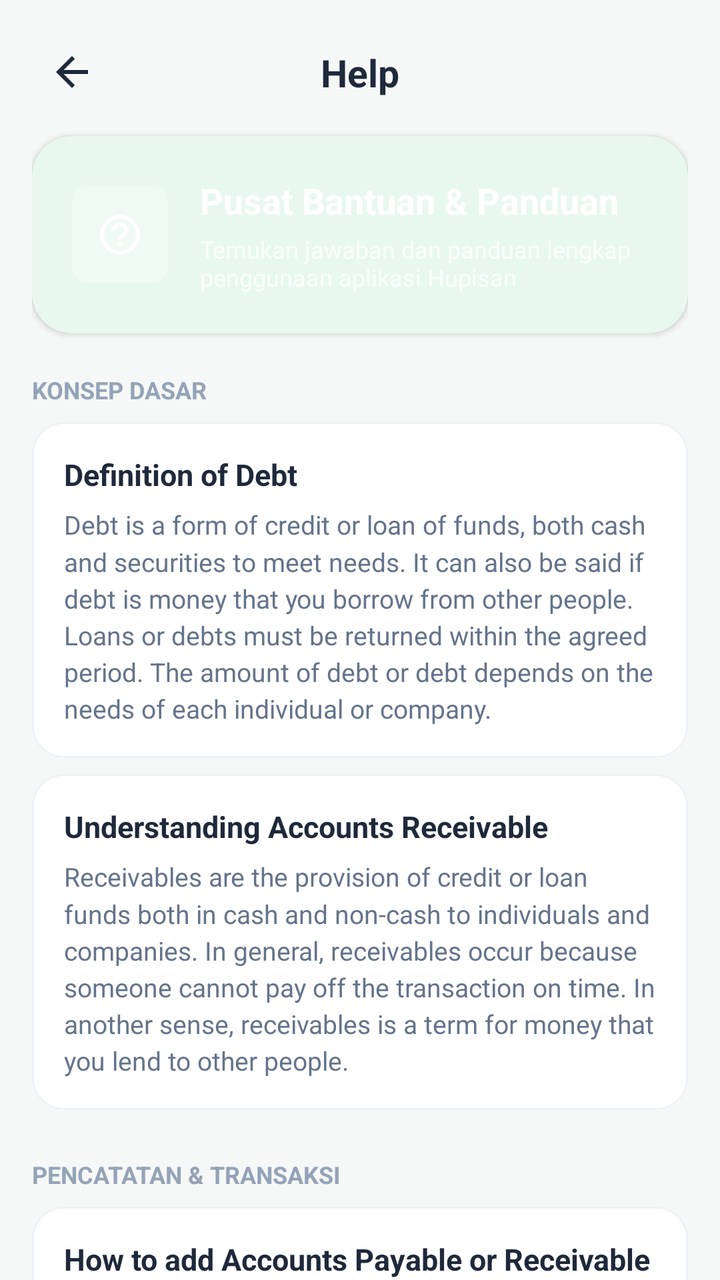
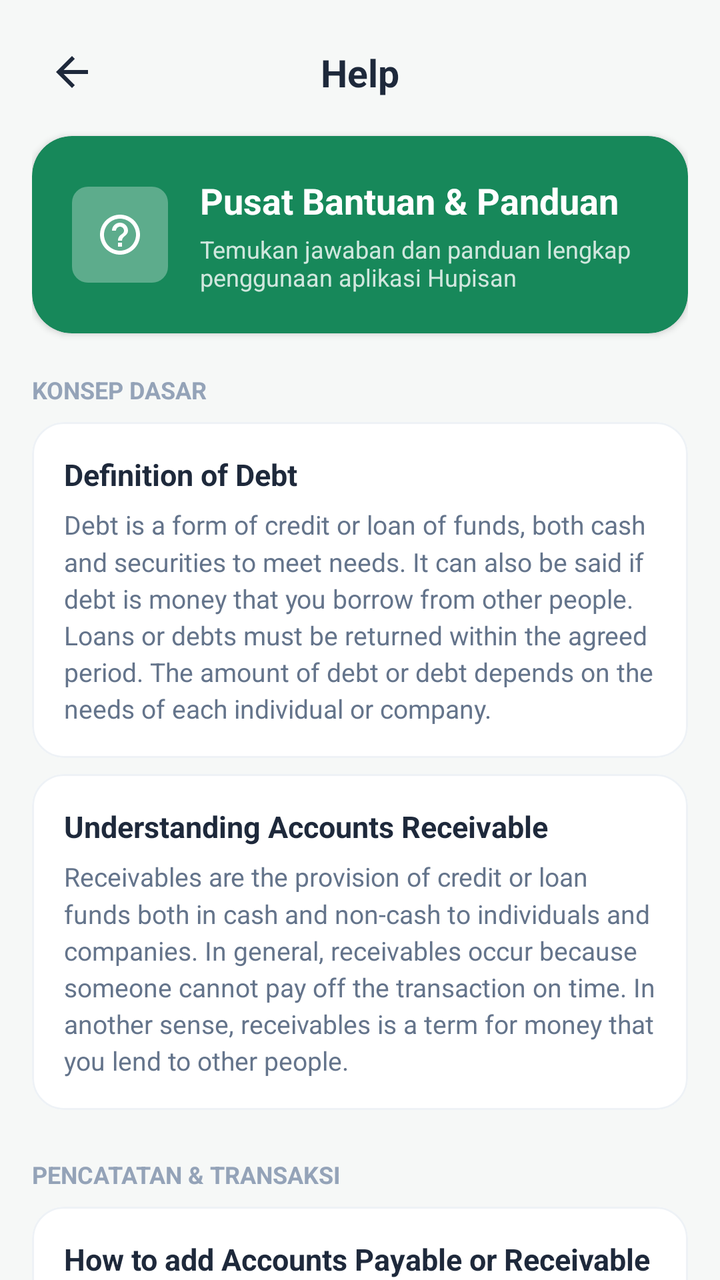

Two renders of the same Android screen: before a commit and after it. Below are the layout's source before the change and the commit's diff.
<!-- AndroidManifest.xml: application theme Theme.HHHH -->
<!-- res/layout/activity_bantuan.xml -->
<?xml version="1.0" encoding="utf-8"?>
<androidx.core.widget.NestedScrollView xmlns:android="http://schemas.android.com/apk/res/android"
    xmlns:app="http://schemas.android.com/apk/res-auto"
    xmlns:tools="http://schemas.android.com/tools"
    android:layout_width="match_parent"
    android:layout_height="match_parent"
    android:background="@color/hupisan_page_bg"
    android:clipToPadding="false"
    android:fillViewport="true"
    android:paddingBottom="32dp"
    tools:context=".view.bantuan.BantuanActivity">

    <LinearLayout
        android:layout_width="match_parent"
        android:layout_height="wrap_content"
        android:orientation="vertical"
        android:paddingStart="16dp"
        android:paddingTop="16dp"
        android:paddingEnd="16dp">

        
        <androidx.constraintlayout.widget.ConstraintLayout
            android:id="@+id/custom_toolbar"
            android:layout_width="match_parent"
            android:layout_height="wrap_content"
            android:paddingBottom="12dp">

            <FrameLayout
                android:id="@+id/btn_back"
                android:layout_width="40dp"
                android:layout_height="40dp"
                android:background="?attr/selectableItemBackgroundBorderless"
                android:clickable="true"
                android:focusable="true"
                app:layout_constraintBottom_toBottomOf="parent"
                app:layout_constraintStart_toStartOf="parent"
                app:layout_constraintTop_toTopOf="parent">

                <ImageView
                    android:layout_width="24dp"
                    android:layout_height="24dp"
                    android:layout_gravity="center"
                    android:src="@drawable/ic_baseline_arrow_back_24"
                    app:tint="@color/hupisan_text_primary" />
            </FrameLayout>

            <TextView
                android:id="@+id/tv_toolbar_title"
                android:layout_width="wrap_content"
                android:layout_height="wrap_content"
                android:fontFamily="sans-serif-bold"
                android:text="@string/bantuan"
                android:textColor="@color/hupisan_text_primary"
                android:textSize="19sp"
                android:textStyle="bold"
                app:layout_constraintBottom_toBottomOf="parent"
                app:layout_constraintEnd_toEndOf="parent"
                app:layout_constraintStart_toStartOf="parent"
                app:layout_constraintTop_toTopOf="parent" />
        </androidx.constraintlayout.widget.ConstraintLayout>

        
        <com.google.android.material.card.MaterialCardView
            android:layout_width="match_parent"
            android:layout_height="wrap_content"
            app:cardBackgroundColor="@color/hupisan_primary_surface"
            app:cardCornerRadius="20dp"
            app:cardElevation="2dp"
            app:strokeWidth="0dp">

            <LinearLayout
                android:layout_width="match_parent"
                android:layout_height="wrap_content"
                android:orientation="horizontal"
                android:padding="20dp"
                android:gravity="center_vertical">

                <FrameLayout
                    android:layout_width="48dp"
                    android:layout_height="48dp"
                    android:background="@drawable/bg_rounded_box_8dp"
                    android:backgroundTint="#4DFFFFFF">

                    <ImageView
                        android:layout_width="24dp"
                        android:layout_height="24dp"
                        android:layout_gravity="center"
                        android:src="@drawable/ic_hupisan_help"
                        app:tint="@color/white" />
                </FrameLayout>

                <LinearLayout
                    android:layout_width="0dp"
                    android:layout_height="wrap_content"
                    android:layout_marginStart="16dp"
                    android:layout_weight="1"
                    android:orientation="vertical">

                    <TextView
                        android:layout_width="wrap_content"
                        android:layout_height="wrap_content"
                        android:text="@string/bantuan_hero_title"
                        android:textColor="@color/white"
                        android:textSize="18sp"
                        android:textStyle="bold" />

                    <TextView
                        android:layout_width="wrap_content"
                        android:layout_height="wrap_content"
                        android:layout_marginTop="4dp"
                        android:text="@string/bantuan_hero_subtitle"
                        android:textColor="#CCFFFFFF"
                        android:textSize="12sp" />
                </LinearLayout>
            </LinearLayout>
        </com.google.android.material.card.MaterialCardView>

        
        <TextView
            android:layout_width="wrap_content"
            android:layout_height="wrap_content"
            android:layout_marginTop="20dp"
            android:layout_marginBottom="8dp"
            android:text="@string/section_konsep_dasar"
            android:textColor="@color/hupisan_text_muted"
            android:textSize="12sp"
            android:textStyle="bold" />

        
        <com.google.android.material.card.MaterialCardView
            android:layout_width="match_parent"
            android:layout_height="wrap_content"
            android:layout_marginBottom="8dp"
            app:cardBackgroundColor="@color/hupisan_card_bg"
            app:cardCornerRadius="16dp"
            app:cardElevation="0dp"
            app:strokeColor="@color/hupisan_card_stroke"
            app:strokeWidth="1dp">

            <LinearLayout
                android:layout_width="match_parent"
                android:layout_height="wrap_content"
                android:orientation="vertical"
                android:padding="16dp">

                <TextView
                    android:layout_width="match_parent"
                    android:layout_height="wrap_content"
                    android:text="@string/pengertian_hutang"
                    android:textColor="@color/hupisan_text_primary"
                    android:textSize="15sp"
                    android:textStyle="bold" />

                <TextView
                    android:layout_width="match_parent"
                    android:layout_height="wrap_content"
                    android:layout_marginTop="6dp"
                    android:lineSpacingMultiplier="1.2"
                    android:text="@string/apa_itu_hutang"
                    android:textColor="@color/hupisan_text_secondary"
                    android:textSize="13sp" />
            </LinearLayout>
        </com.google.android.material.card.MaterialCardView>

        
        <com.google.android.material.card.MaterialCardView
            android:layout_width="match_parent"
            android:layout_height="wrap_content"
            android:layout_marginBottom="8dp"
            app:cardBackgroundColor="@color/hupisan_card_bg"
            app:cardCornerRadius="16dp"
            app:cardElevation="0dp"
            app:strokeColor="@color/hupisan_card_stroke"
            app:strokeWidth="1dp">

            <LinearLayout
                android:layout_width="match_parent"
                android:layout_height="wrap_content"
                android:orientation="vertical"
                android:padding="16dp">

                <TextView
                    android:layout_width="match_parent"
                    android:layout_height="wrap_content"
                    android:text="@string/pengertian_piutang"
                    android:textColor="@color/hupisan_text_primary"
                    android:textSize="15sp"
                    android:textStyle="bold" />

                <TextView
                    android:layout_width="match_parent"
                    android:layout_height="wrap_content"
                    android:layout_marginTop="6dp"
                    android:lineSpacingMultiplier="1.2"
                    android:text="@string/apa_itu_piutang"
                    android:textColor="@color/hupisan_text_secondary"
                    android:textSize="13sp" />
            </LinearLayout>
        </com.google.android.material.card.MaterialCardView>

        
        <TextView
            android:layout_width="wrap_content"
            android:layout_height="wrap_content"
            android:layout_marginTop="16dp"
            android:layout_marginBottom="8dp"
            android:text="@string/section_pencatatan_transaksi"
            android:textColor="@color/hupisan_text_muted"
            android:textSize="12sp"
            android:textStyle="bold" />

        
        <com.google.android.material.card.MaterialCardView
            android:layout_width="match_parent"
            android:layout_height="wrap_content"
            android:layout_marginBottom="8dp"
            app:cardBackgroundColor="@color/hupisan_card_bg"
            app:cardCornerRadius="16dp"
            app:cardElevation="0dp"
            app:strokeColor="@color/hupisan_card_stroke"
            app:strokeWidth="1dp">

            <LinearLayout
                android:layout_width="match_parent"
                android:layout_height="wrap_content"
                android:orientation="vertical"
                android:padding="16dp">

                <TextView
                    android:layout_width="match_parent"
                    android:layout_height="wrap_content"
                    android:text="@string/bagaimana_cara_menambahkan_data_hutang_atau_piutang"
                    android:textColor="@color/hupisan_text_primary"
                    android:textSize="15sp"
                    android:textStyle="bold" />

                <TextView
                    android:layout_width="match_parent"
                    android:layout_height="wrap_content"
                    android:layout_marginTop="6dp"
                    android:lineSpacingMultiplier="1.2"
                    android:text="@string/pada_aktivitas_hutang_atau_piutang_terdapat_tombol_tambahkan_dibagian_pojok_kiri_bawah_untuk_menambahkan_data_klik_dan_isi_from_data_tersebut_untuk_menambahkan_sebuah_data_baru"
                    android:textColor="@color/hupisan_text_secondary"
                    android:textSize="13sp" />
            </LinearLayout>
        </com.google.android.material.card.MaterialCardView>

        
        <com.google.android.material.card.MaterialCardView
            android:layout_width="match_parent"
            android:layout_height="wrap_content"
            android:layout_marginBottom="8dp"
            app:cardBackgroundColor="@color/hupisan_card_bg"
            app:cardCornerRadius="16dp"
            app:cardElevation="0dp"
            app:strokeColor="@color/hupisan_card_stroke"
            app:strokeWidth="1dp">

            <LinearLayout
                android:layout_width="match_parent"
                android:layout_height="wrap_content"
                android:orientation="vertical"
                android:padding="16dp">

                <TextView
                    android:layout_width="match_parent"
                    android:layout_height="wrap_content"
                    android:text="@string/bagaimana_cara_membayar_data_pada_bagian_hutang_atau_piutang"
                    android:textColor="@color/hupisan_text_primary"
                    android:textSize="15sp"
                    android:textStyle="bold" />

                <TextView
                    android:layout_width="match_parent"
                    android:layout_height="wrap_content"
                    android:layout_marginTop="6dp"
                    android:lineSpacingMultiplier="1.2"
                    android:text="@string/klik_pada_item_yang_ingin_kamu_bayar_atau_tambah_kemudia_pada_bagian_pojok_kanan_bawah_terdapat_menu_untuk_menambahkan_melunasi_atau_mengurangi_data_yang_ingin_kamu_rubah"
                    android:textColor="@color/hupisan_text_secondary"
                    android:textSize="13sp" />
            </LinearLayout>
        </com.google.android.material.card.MaterialCardView>

        
        <com.google.android.material.card.MaterialCardView
            android:layout_width="match_parent"
            android:layout_height="wrap_content"
            android:layout_marginBottom="8dp"
            app:cardBackgroundColor="@color/hupisan_card_bg"
            app:cardCornerRadius="16dp"
            app:cardElevation="0dp"
            app:strokeColor="@color/hupisan_card_stroke"
            app:strokeWidth="1dp">

            <LinearLayout
                android:layout_width="match_parent"
                android:layout_height="wrap_content"
                android:orientation="vertical"
                android:padding="16dp">

                <TextView
                    android:layout_width="match_parent"
                    android:layout_height="wrap_content"
                    android:text="@string/bagaimana_cara_melihat_daftar_hutang_atau_piutang_yang_telah_selesai_di_bayar"
                    android:textColor="@color/hupisan_text_primary"
                    android:textSize="15sp"
                    android:textStyle="bold" />

                <TextView
                    android:layout_width="match_parent"
                    android:layout_height="wrap_content"
                    android:layout_marginTop="6dp"
                    android:lineSpacingMultiplier="1.2"
                    android:text="@string/pada_bagian_menu_awal_terdapat_fitur_dengan_nama_lunas_klik_pada_menu_tersebut_dan_lihat_data_data_yang_telah_kamu_selesaikan"
                    android:textColor="@color/hupisan_text_secondary"
                    android:textSize="13sp" />
            </LinearLayout>
        </com.google.android.material.card.MaterialCardView>

        
        <TextView
            android:layout_width="wrap_content"
            android:layout_height="wrap_content"
            android:layout_marginTop="16dp"
            android:layout_marginBottom="8dp"
            android:text="@string/section_pengelolaan_data"
            android:textColor="@color/hupisan_text_muted"
            android:textSize="12sp"
            android:textStyle="bold" />

        
        <com.google.android.material.card.MaterialCardView
            android:layout_width="match_parent"
            android:layout_height="wrap_content"
            android:layout_marginBottom="8dp"
            app:cardBackgroundColor="@color/hupisan_card_bg"
            app:cardCornerRadius="16dp"
            app:cardElevation="0dp"
            app:strokeColor="@color/hupisan_card_stroke"
            app:strokeWidth="1dp">

            <LinearLayout
                android:layout_width="match_parent"
                android:layout_height="wrap_content"
                android:orientation="vertical"
                android:padding="16dp">

                <TextView
                    android:layout_width="match_parent"
                    android:layout_height="wrap_content"
                    android:text="@string/bagaimana_cara_menghapus_data_hutang_atau_piutang"
                    android:textColor="@color/hupisan_text_primary"
                    android:textSize="15sp"
                    android:textStyle="bold" />

                <TextView
                    android:layout_width="match_parent"
                    android:layout_height="wrap_content"
                    android:layout_marginTop="6dp"
                    android:lineSpacingMultiplier="1.2"
                    android:text="@string/geser_kekiri_pada_bagaian_data_hutang_atau_piutang_yang_ingin_anda_hapus_setelah_itu_ketikkan_nama_dari_data_tersebut_sesuai_dengan_nama_data_yang_ingin_di_hapus_setelah_itu_klik_hapus"
                    android:textColor="@color/hupisan_text_secondary"
                    android:textSize="13sp" />
            </LinearLayout>
        </com.google.android.material.card.MaterialCardView>

        
        <com.google.android.material.card.MaterialCardView
            android:layout_width="match_parent"
            android:layout_height="wrap_content"
            android:layout_marginBottom="8dp"
            app:cardBackgroundColor="@color/hupisan_card_bg"
            app:cardCornerRadius="16dp"
            app:cardElevation="0dp"
            app:strokeColor="@color/hupisan_card_stroke"
            app:strokeWidth="1dp">

            <LinearLayout
                android:layout_width="match_parent"
                android:layout_height="wrap_content"
                android:orientation="vertical"
                android:padding="16dp">

                <TextView
                    android:layout_width="match_parent"
                    android:layout_height="wrap_content"
                    android:text="@string/bagaimana_cara_menghapus_data_keseluruhan_hutang_atau_piutang"
                    android:textColor="@color/hupisan_text_primary"
                    android:textSize="15sp"
                    android:textStyle="bold" />

                <TextView
                    android:layout_width="match_parent"
                    android:layout_height="wrap_content"
                    android:layout_marginTop="6dp"
                    android:lineSpacingMultiplier="1.2"
                    android:text="@string/pada_bagian_pojok_kanan_atas_terdapat_menu_untuk_menghapus_keseluruhan_data_dari_hutang_atau_piutang_tekan_menu_tersebuat_dan_masukkan_kata_sesuai_dengan_alert_yang_di_minta_untuk_menghapus_keseluruhan_data"
                    android:textColor="@color/hupisan_text_secondary"
                    android:textSize="13sp" />
            </LinearLayout>
        </com.google.android.material.card.MaterialCardView>

        
        <TextView
            android:layout_width="wrap_content"
            android:layout_height="wrap_content"
            android:layout_marginTop="16dp"
            android:layout_marginBottom="8dp"
            android:text="@string/section_pengaturan_dukungan"
            android:textColor="@color/hupisan_text_muted"
            android:textSize="12sp"
            android:textStyle="bold" />

        
        <com.google.android.material.card.MaterialCardView
            android:layout_width="match_parent"
            android:layout_height="wrap_content"
            android:layout_marginBottom="8dp"
            app:cardBackgroundColor="@color/hupisan_card_bg"
            app:cardCornerRadius="16dp"
            app:cardElevation="0dp"
            app:strokeColor="@color/hupisan_card_stroke"
            app:strokeWidth="1dp">

            <LinearLayout
                android:layout_width="match_parent"
                android:layout_height="wrap_content"
                android:orientation="vertical"
                android:padding="16dp">

                <TextView
                    android:layout_width="match_parent"
                    android:layout_height="wrap_content"
                    android:text="@string/bagaimana_cara_merubah_bahasa_applikasi_ini"
                    android:textColor="@color/hupisan_text_primary"
                    android:textSize="15sp"
                    android:textStyle="bold" />

                <TextView
                    android:layout_width="match_parent"
                    android:layout_height="wrap_content"
                    android:layout_marginTop="6dp"
                    android:lineSpacingMultiplier="1.2"
                    android:text="@string/pada_pengaturan_terdapat_menu_bahasa_untuk_merubah_bahasa_yang_kamu_inginkan_klik_menu_tersebuat_dan_rubah_bahasa_sesuai_keinginmu"
                    android:textColor="@color/hupisan_text_secondary"
                    android:textSize="13sp" />
            </LinearLayout>
        </com.google.android.material.card.MaterialCardView>

        
        <com.google.android.material.card.MaterialCardView
            android:layout_width="match_parent"
            android:layout_height="wrap_content"
            android:layout_marginBottom="8dp"
            app:cardBackgroundColor="@color/hupisan_card_bg"
            app:cardCornerRadius="16dp"
            app:cardElevation="0dp"
            app:strokeColor="@color/hupisan_card_stroke"
            app:strokeWidth="1dp">

            <LinearLayout
                android:layout_width="match_parent"
                android:layout_height="wrap_content"
                android:orientation="vertical"
                android:padding="16dp">

                <TextView
                    android:layout_width="match_parent"
                    android:layout_height="wrap_content"
                    android:text="@string/bagaimana_cara_mendukung_pengembang_applikasi_ini"
                    android:textColor="@color/hupisan_text_primary"
                    android:textSize="15sp"
                    android:textStyle="bold" />

                <TextView
                    android:layout_width="match_parent"
                    android:layout_height="wrap_content"
                    android:layout_marginTop="6dp"
                    android:lineSpacingMultiplier="1.2"
                    android:text="@string/masuk_menu_pengaturan_dan_klik_donasi_untuk_mendukung_pengembang"
                    android:textColor="@color/hupisan_text_secondary"
                    android:textSize="13sp" />
            </LinearLayout>
        </com.google.android.material.card.MaterialCardView>

        
        <com.google.android.material.card.MaterialCardView
            android:layout_width="match_parent"
            android:layout_height="wrap_content"
            android:layout_marginBottom="16dp"
            app:cardBackgroundColor="@color/hupisan_card_bg"
            app:cardCornerRadius="16dp"
            app:cardElevation="0dp"
            app:strokeColor="@color/hupisan_card_stroke"
            app:strokeWidth="1dp">

            <LinearLayout
                android:layout_width="match_parent"
                android:layout_height="wrap_content"
                android:orientation="vertical"
                android:padding="16dp">

                <TextView
                    android:layout_width="match_parent"
                    android:layout_height="wrap_content"
                    android:text="@string/bagaimana_aku_melaporkan_bug_pada_applikasi_ini"
                    android:textColor="@color/hupisan_text_primary"
                    android:textSize="15sp"
                    android:textStyle="bold" />

                <TextView
                    android:layout_width="match_parent"
                    android:layout_height="wrap_content"
                    android:layout_marginTop="6dp"
                    android:lineSpacingMultiplier="1.2"
                    android:text="@string/klik_pada_bagian_beri_nilai_dan_masukan_pada_bagian_menu_awal_untuk_menilai_apllikasi_ini_atau_kirimkan_langsung_kepada_email_andriyan354354_gmail_com_pengembang_untuk_melaporkan_bug"
                    android:textColor="@color/hupisan_text_secondary"
                    android:textSize="13sp" />
            </LinearLayout>
        </com.google.android.material.card.MaterialCardView>

    </LinearLayout>
</androidx.core.widget.NestedScrollView>
<!-- resources referenced by this layout -->
<resources>
  <color name="hupisan_card_bg">#FFFFFF</color>
  <color name="hupisan_card_stroke">#EEF2F6</color>
  <color name="hupisan_page_bg">#F6F8F7</color>
  <color name="hupisan_primary_surface">#E8F8F0</color>
  <color name="hupisan_text_muted">#94A3B8</color>
  <color name="hupisan_text_primary">#1E293B</color>
  <color name="hupisan_text_secondary">#64748B</color>
  <color name="white">#FFFFFFFF</color>
  <string name="bagaimana_aku_melaporkan_bug_pada_applikasi_ini">How do I report a Bug on this App?</string>
  <string name="bagaimana_cara_melihat_daftar_hutang_atau_piutang_yang_telah_selesai_di_bayar">How to see a list of Debts or Receivables that have been paid off</string>
  <string name="bagaimana_cara_membayar_data_pada_bagian_hutang_atau_piutang">How to pay for data in the Accounts Payable or Receivable section</string>
  <string name="bagaimana_cara_menambahkan_data_hutang_atau_piutang">How to add Accounts Payable or Receivable data</string>
  <string name="bagaimana_cara_mendukung_pengembang_applikasi_ini">How to support this app developer?</string>
  <string name="bagaimana_cara_menghapus_data_hutang_atau_piutang">How to delete Accounts Payable or Receivable data</string>
  <string name="bagaimana_cara_menghapus_data_keseluruhan_hutang_atau_piutang">How to delete the entire Debt or Receivable data</string>
  <string name="bagaimana_cara_merubah_bahasa_applikasi_ini">How do I change the language of this application?</string>
  <string name="bantuan">Help</string>
  <string name="bantuan_hero_subtitle">Temukan jawaban dan panduan lengkap penggunaan aplikasi Hupisan</string>
  <string name="bantuan_hero_title">Pusat Bantuan &amp; Panduan</string>
  <string name="masuk_menu_pengaturan_dan_klik_donasi_untuk_mendukung_pengembang">Enter the settings menu and click donate to support the developer!</string>
  <string name="pada_bagian_menu_awal_terdapat_fitur_dengan_nama_lunas_klik_pada_menu_tersebut_dan_lihat_data_data_yang_telah_kamu_selesaikan">In the initial menu there is a feature with the name Lunas, Click on the menu and see the data you have completed</string>
  <string name="pada_pengaturan_terdapat_menu_bahasa_untuk_merubah_bahasa_yang_kamu_inginkan_klik_menu_tersebuat_dan_rubah_bahasa_sesuai_keinginmu">In the settings there is a language menu to change the language you want, click the menu and change the language according to your wishes</string>
  <string name="pengertian_hutang">Definition of Debt</string>
  <string name="pengertian_piutang">Understanding Accounts Receivable</string>
  <string name="section_konsep_dasar">KONSEP DASAR</string>
  <string name="section_pencatatan_transaksi">PENCATATAN &amp; TRANSAKSI</string>
  <string name="section_pengaturan_dukungan">PENGATURAN &amp; DUKUNGAN</string>
  <string name="section_pengelolaan_data">PENGELOLAAN DATA</string>
  <style name="Theme.HHHH" parent="Theme.MaterialComponents.DayNight.NoActionBar">
          
          <item name="colorPrimary">@color/hupisan_primary_dark</item>
          <item name="colorPrimaryVariant">@color/hupisan_primary_surface</item>
          <item name="colorOnPrimary">@color/white</item>
          
          <item name="colorSecondary">@color/hupisan_accent_amber</item>
          <item name="colorSecondaryVariant">@color/hupisan_primary_surface</item>
          <item name="colorOnSecondary">@color/hupisan_primary_dark</item>
          
          <item name="android:statusBarColor" tools:targetApi="l">@color/hupisan_primary_dark</item>
          <item name="android:windowBackground">@color/hupisan_page_bg</item>
          
      </style>
  <color name="hupisan_chip_bg">#EEF2F6</color>
  <color name="hupisan_primary_dark">#17885A</color>
  <color name="hupisan_accent_amber">#22A872</color>
  <!-- unchanged entries left out for length: 10 -->
</resources>

<!-- the commit's change to res/layout/activity_bantuan.xml (unified diff, before → after) -->
@@ -63,7 +63,7 @@
         <com.google.android.material.card.MaterialCardView
             android:layout_width="match_parent"
             android:layout_height="wrap_content"
-            app:cardBackgroundColor="@color/hupisan_primary_surface"
+            app:cardBackgroundColor="@color/hupisan_primary_dark"
             app:cardCornerRadius="20dp"
             app:cardElevation="2dp"
             app:strokeWidth="0dp">
<!-- resource entries referenced after the edit -->
@@ -28,7 +28,7 @@
   <string name="section_pencatatan_transaksi">PENCATATAN &amp; TRANSAKSI</string>
   <string name="section_pengaturan_dukungan">PENGATURAN &amp; DUKUNGAN</string>
   <string name="section_pengelolaan_data">PENGELOLAAN DATA</string>
-  <style name="Theme.HHHH" parent="Theme.MaterialComponents.DayNight.NoActionBar">
+  <style name="Theme.HHHH" parent="Theme.MaterialComponents.Light.NoActionBar">
           
           <item name="colorPrimary">@color/hupisan_primary_dark</item>
           <item name="colorPrimaryVariant">@color/hupisan_primary_surface</item>
